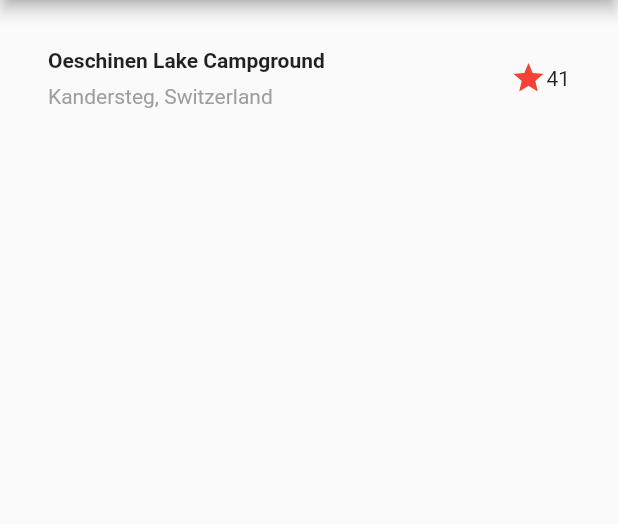
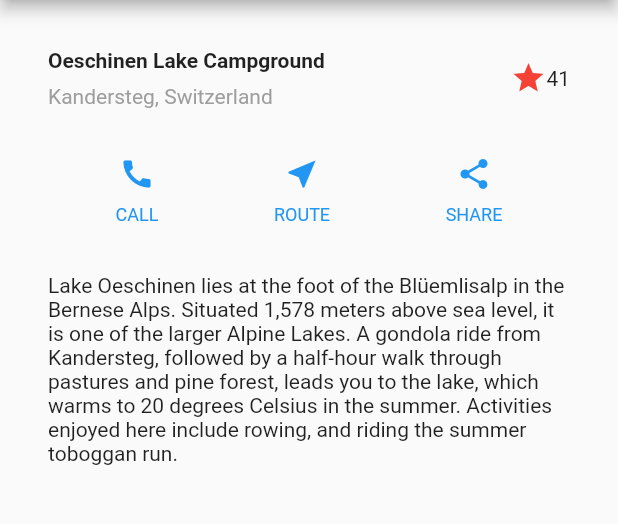
Before and after one commit to shamscorner/road_to_flutter_dev, a Flutter app: the screen it shows after launch, on a phone screen of 412 x 824 dp, the part 84-608 px from its top. Run offline on Flutter 3.47's test engine with Material 2 defaults, Android fonts, the phone set to English and light mode, and no system bars.

Commit message:
chore: add title, buttons, and text sections

```diff
--- a/lib/main.dart
+++ b/lib/main.dart
@@ -18,7 +18,12 @@ class MyApp extends StatelessWidget {
   }
 }
 
-Widget titleSection = Container(
+class MyHomePage extends StatelessWidget {
+  MyHomePage({this.title});
+
+  final String title;
+
+  final Widget _titleSection = Container(
     padding: const EdgeInsets.all(32.0),
     child: Row(
       children: [
@@ -51,10 +56,53 @@ Widget titleSection = Container(
     ),
   );
 
-class MyHomePage extends StatelessWidget {
-  MyHomePage({this.title});
+  static Column _buildButtonColumn(Color color, IconData icon, String label) {
+    return Column(
+      mainAxisSize: MainAxisSize.min,
+      mainAxisAlignment: MainAxisAlignment.center,
+      children: [
+        Icon(
+          icon,
+          color: color,
+        ),
+        Container(
+          margin: const EdgeInsets.only(top: 8.0),
+          child: Text(
+            label,
+            style: TextStyle(
+              fontSize: 12,
+              fontWeight: FontWeight.w400,
+              color: color,
+            ),
+          ),
+        )
+      ],
+    );
+  }
 
-  final String title;
+  final Widget _textSection = Container(
+    padding: const EdgeInsets.all(32.0),
+    child: Text(
+      'Lake Oeschinen lies at the foot of the Blüemlisalp in the Bernese '
+          'Alps. Situated 1,578 meters above sea level, it is one of the '
+          'larger Alpine Lakes. A gondola ride from Kandersteg, followed by a '
+          'half-hour walk through pastures and pine forest, leads you to the '
+          'lake, which warms to 20 degrees Celsius in the summer. Activities '
+          'enjoyed here include rowing, and riding the summer toboggan run.',
+      softWrap: true,
+    ),
+  );
+
+  final Widget _buttonSection = Container(
+    child: Row(
+      mainAxisAlignment: MainAxisAlignment.spaceEvenly,
+      children: [
+        _buildButtonColumn(Colors.blue[500], Icons.call, 'CALL'),
+        _buildButtonColumn(Colors.blue[500], Icons.near_me, 'ROUTE'),
+        _buildButtonColumn(Colors.blue[500], Icons.share, 'SHARE'),
+      ],
+    ),
+  );
 
   @override
   Widget build(BuildContext context) {
@@ -63,7 +111,11 @@ class MyHomePage extends StatelessWidget {
         title: Text(title),
       ),
       body: Column(
-        children: [titleSection],
+        children: [
+          _titleSection,
+          _buttonSection,
+          _textSection,
+        ],
       ),
     );
   }
```
Lines whose indentation alone changed are shown as unchanged.
